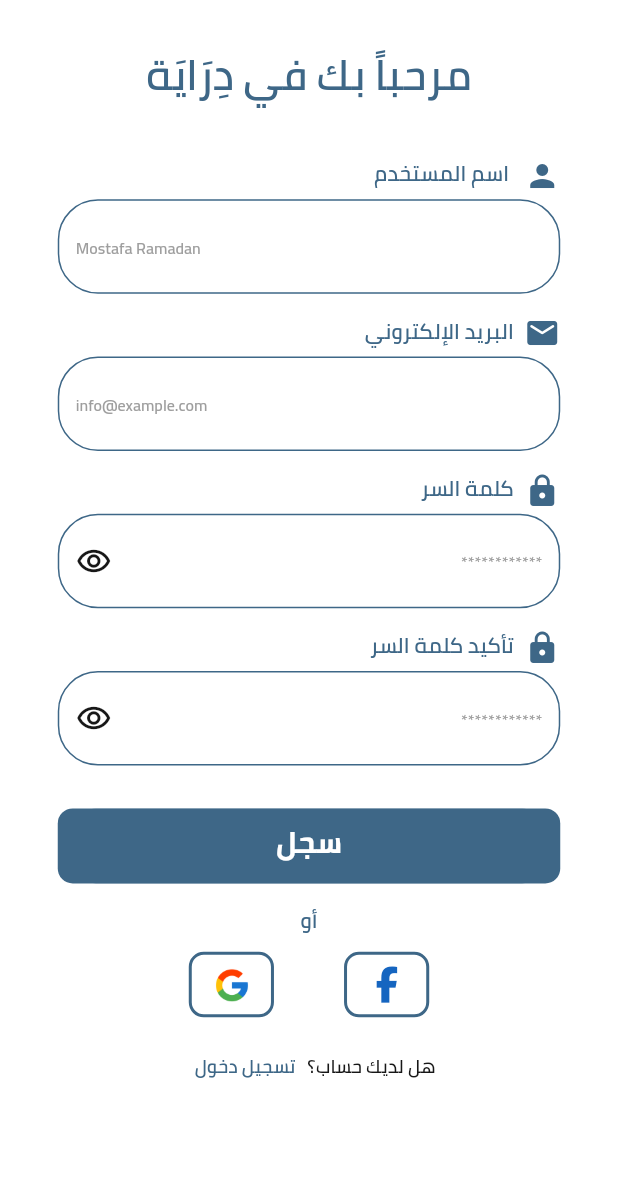
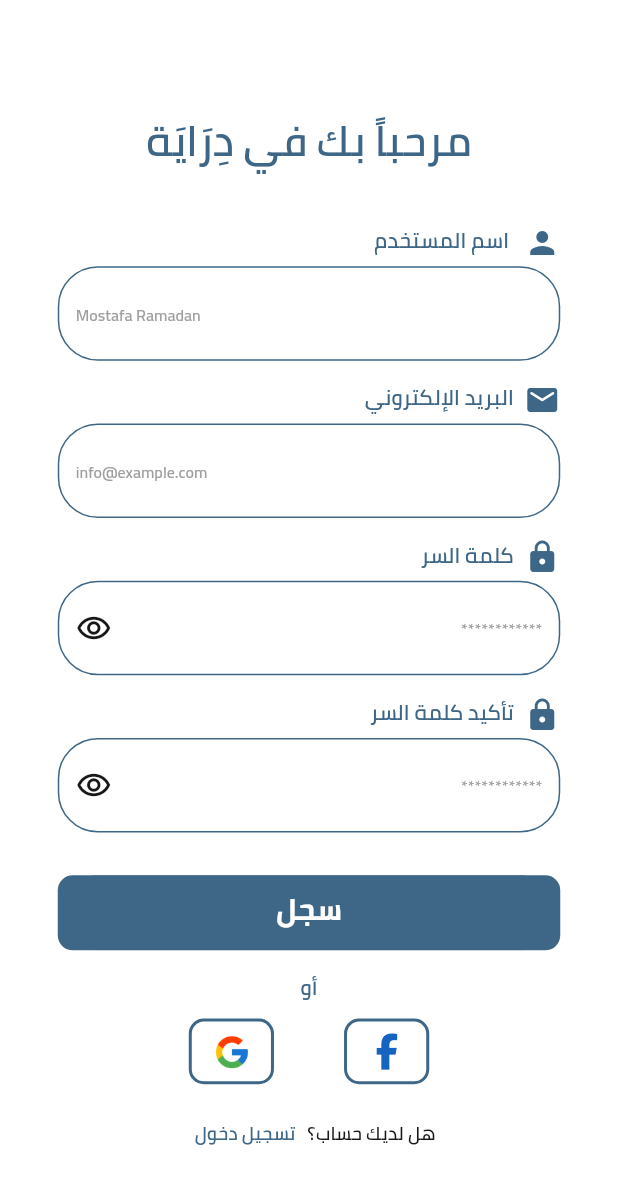
Before and after one commit to ahmedhany20200050/deraya, a Flutter app: the RegisterScreen screen opened directly, on a phone screen of 412 x 824 dp. Shown: the top 1184 px of the screen. Run offline on Flutter 3.47's test engine with Material 2 defaults, Android fonts, the phone set to English and light mode, and no system bars; our stand-ins replace animate_do, auto_size_text, bloc, dio, easy_localization, flutter_bloc and 13 more; missing offline and left inert: autoscale_tabbarview; accounts and stored records are empty.

Commit message:
edit signup space

```diff
--- a/lib/presentation/screens/login/register.dart
+++ b/lib/presentation/screens/login/register.dart
@@ -28,7 +28,7 @@ class RegisterScreen extends StatelessWidget {
           padding:  EdgeInsets.symmetric(horizontal: 40.w),
           child: Column(
             children: [
-              SizedBox(height: 40.h,),
+              SizedBox(height: 90.h,),
               TextWidget(title: 'welcome'.tr(),fontSize: 31.69.sp,fontWeight:FontWeight.w600,color: AppColors.primary,),
               SizedBox(height: 40.h,),
               const UserName(),
```
Also changed, not shown: 1 other file.
